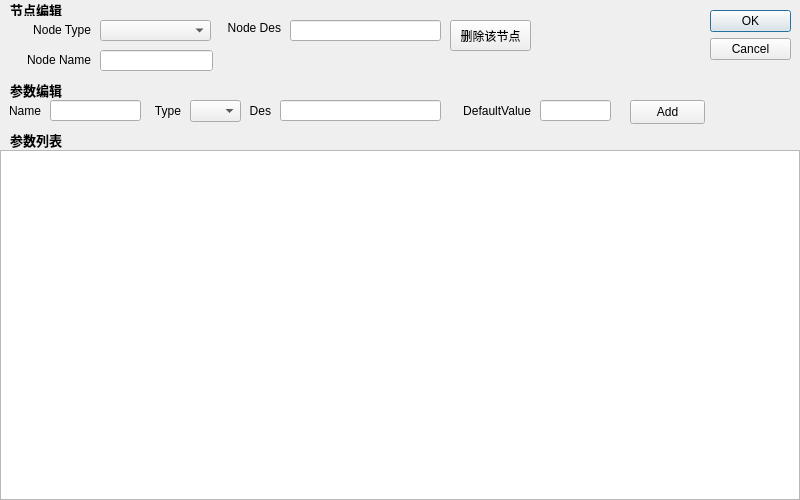
Old version of the form uic/node_add.ui in the repository boyzwj/m1x_bte.
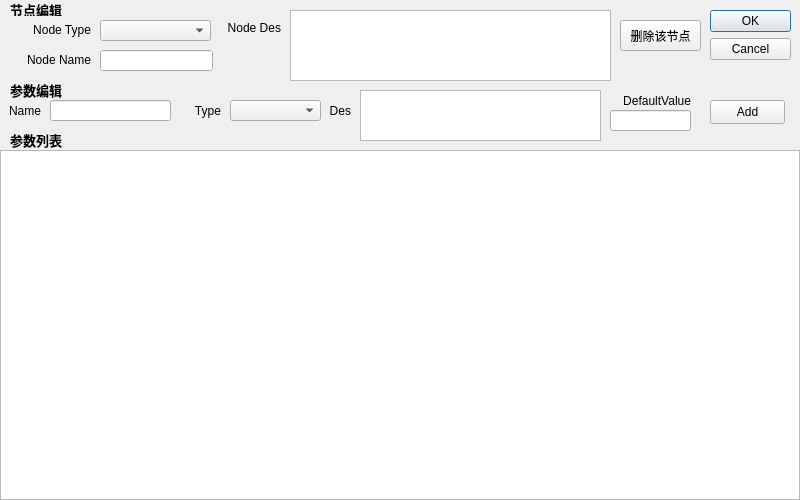
New version of the form.

Commit message: 新增数值范围类型

Patch:
```diff
--- a/uic/node_add.ui
+++ b/uic/node_add.ui
@@ -65,7 +65,7 @@
      <widget class="QPushButton" name="delButton">
       <property name="geometry">
        <rect>
-        <x>450</x>
+        <x>620</x>
         <y>20</y>
         <width>81</width>
         <height>31</height>
@@ -75,32 +75,12 @@
        <string>删除该节点</string>
       </property>
      </widget>
-     <widget class="QLineEdit" name="iptNodeDes">
-      <property name="geometry">
-       <rect>
-        <x>290</x>
-        <y>20</y>
-        <width>151</width>
-        <height>21</height>
-       </rect>
-      </property>
-     </widget>
-     <widget class="QLineEdit" name="iptParamDes">
-      <property name="geometry">
-       <rect>
-        <x>280</x>
-        <y>100</y>
-        <width>161</width>
-        <height>21</height>
-       </rect>
-      </property>
-     </widget>
      <widget class="QLineEdit" name="iptParamDefaultValue">
       <property name="geometry">
        <rect>
-        <x>540</x>
-        <y>100</y>
-        <width>71</width>
+        <x>610</x>
+        <y>110</y>
+        <width>81</width>
         <height>21</height>
        </rect>
       </property>
@@ -108,10 +88,10 @@
      <widget class="QComboBox" name="cbParamType">
       <property name="geometry">
        <rect>
-        <x>190</x>
+        <x>230</x>
         <y>100</y>
-        <width>51</width>
-        <height>22</height>
+        <width>91</width>
+        <height>21</height>
        </rect>
       </property>
      </widget>
@@ -136,7 +116,7 @@
        <rect>
         <x>50</x>
         <y>100</y>
-        <width>91</width>
+        <width>121</width>
         <height>21</height>
        </rect>
       </property>
@@ -198,7 +178,7 @@
      <widget class="QPushButton" name="btnAdd">
       <property name="geometry">
        <rect>
-        <x>630</x>
+        <x>710</x>
         <y>100</y>
         <width>75</width>
         <height>24</height>
@@ -237,7 +217,7 @@
      <widget class="QLabel" name="label_5">
       <property name="geometry">
        <rect>
-        <x>150</x>
+        <x>190</x>
         <y>100</y>
         <width>31</width>
         <height>21</height>
@@ -253,7 +233,7 @@
      <widget class="QLabel" name="label_6">
       <property name="geometry">
        <rect>
-        <x>240</x>
+        <x>320</x>
         <y>100</y>
         <width>31</width>
         <height>21</height>
@@ -269,8 +249,8 @@
      <widget class="QLabel" name="label_7">
       <property name="geometry">
        <rect>
-        <x>450</x>
-        <y>100</y>
+        <x>610</x>
+        <y>90</y>
         <width>81</width>
         <height>21</height>
        </rect>
@@ -339,6 +319,26 @@
        <set>Qt::AlignLeading|Qt::AlignLeft|Qt::AlignVCenter</set>
       </property>
      </widget>
+     <widget class="QTextEdit" name="iptNodeDes">
+      <property name="geometry">
+       <rect>
+        <x>290</x>
+        <y>10</y>
+        <width>321</width>
+        <height>71</height>
+       </rect>
+      </property>
+     </widget>
+     <widget class="QTextEdit" name="iptParamDes">
+      <property name="geometry">
+       <rect>
+        <x>360</x>
+        <y>90</y>
+        <width>241</width>
+        <height>51</height>
+       </rect>
+      </property>
+     </widget>
     </widget>
    </item>
    <item>
```
The commit also changes 2 other files.
